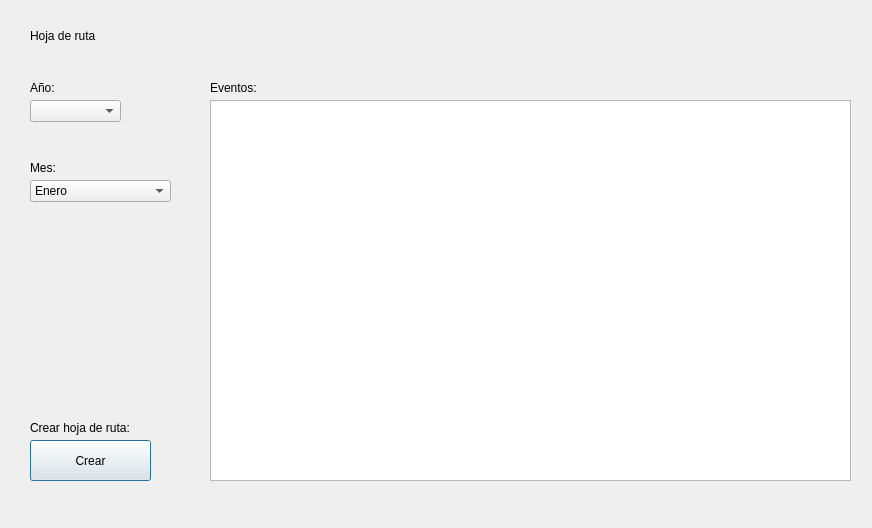
Old version of the form elaleph/hojaderuta_ui.ui in the repository Aleph1981/elaleph.
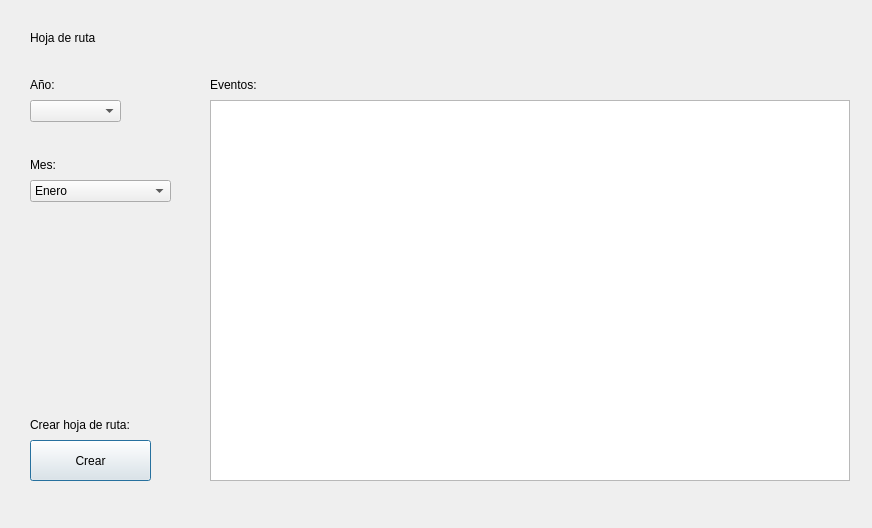
New version of the form.

What changed in the file:
```diff
--- a/elaleph/hojaderuta_ui.ui
+++ b/elaleph/hojaderuta_ui.ui
@@ -27,11 +27,17 @@
    <property name="geometry">
     <rect>
      <x>30</x>
-     <y>80</y>
-     <width>55</width>
-     <height>16</height>
+     <y>70</y>
+     <width>180</width>
+     <height>30</height>
     </rect>
    </property>
+   <property name="sizePolicy">
+    <sizepolicy hsizetype="Fixed" vsizetype="Fixed">
+     <horstretch>0</horstretch>
+     <verstretch>0</verstretch>
+    </sizepolicy>
+   </property>
    <property name="text">
     <string>Año:</string>
    </property>
@@ -110,11 +116,17 @@
    <property name="geometry">
     <rect>
      <x>30</x>
-     <y>160</y>
-     <width>55</width>
-     <height>16</height>
+     <y>150</y>
+     <width>180</width>
+     <height>30</height>
     </rect>
    </property>
+   <property name="sizePolicy">
+    <sizepolicy hsizetype="Fixed" vsizetype="Fixed">
+     <horstretch>0</horstretch>
+     <verstretch>0</verstretch>
+    </sizepolicy>
+   </property>
    <property name="text">
     <string>Mes:</string>
    </property>
@@ -124,7 +136,7 @@
     <rect>
      <x>210</x>
      <y>100</y>
-     <width>641</width>
+     <width>640</width>
      <height>381</height>
     </rect>
    </property>
@@ -136,11 +148,17 @@
    <property name="geometry">
     <rect>
      <x>210</x>
-     <y>80</y>
-     <width>55</width>
-     <height>16</height>
+     <y>70</y>
+     <width>180</width>
+     <height>30</height>
     </rect>
    </property>
+   <property name="sizePolicy">
+    <sizepolicy hsizetype="Fixed" vsizetype="Fixed">
+     <horstretch>0</horstretch>
+     <verstretch>0</verstretch>
+    </sizepolicy>
+   </property>
    <property name="text">
     <string>Eventos:</string>
    </property>
@@ -150,8 +168,8 @@
     <rect>
      <x>30</x>
      <y>20</y>
-     <width>131</width>
-     <height>31</height>
+     <width>180</width>
+     <height>35</height>
     </rect>
    </property>
    <property name="styleSheet">
@@ -178,11 +196,17 @@
    <property name="geometry">
     <rect>
      <x>30</x>
-     <y>420</y>
-     <width>131</width>
-     <height>16</height>
+     <y>410</y>
+     <width>180</width>
+     <height>30</height>
     </rect>
    </property>
+   <property name="sizePolicy">
+    <sizepolicy hsizetype="Fixed" vsizetype="Fixed">
+     <horstretch>0</horstretch>
+     <verstretch>0</verstretch>
+    </sizepolicy>
+   </property>
    <property name="text">
     <string>Crear hoja de ruta:</string>
    </property>
```
Left out of the diff: 2 changed lines with no effect on the pictures.
